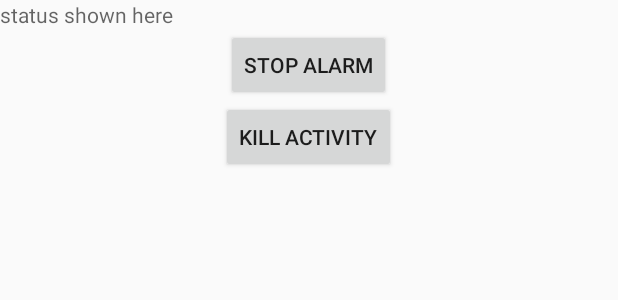
After one commit to pratikg1999/Bottle_Monitor, an Android app: the layout activity_alarm_wakeup_screen.xml on its own in the app's theme, with its tools: preview values and no code run, on a phone screen of 412 x 824 dp. The commit adds this screen. Shown: the top 300 px of the screen. Run offline under Robolectric (Android 15) with nearby library versions, the phone set to English and light mode, and no system bars.

Commit message:
Alarm Activity added

```diff
--- /dev/null
+++ b/app/src/main/res/layout/activity_alarm_wakeup_screen.xml
@@ -0,0 +1,27 @@
+<?xml version="1.0" encoding="utf-8"?>
+<LinearLayout xmlns:android="http://schemas.android.com/apk/res/android"
+    xmlns:app="http://schemas.android.com/apk/res-auto"
+    xmlns:tools="http://schemas.android.com/tools"
+    android:layout_width="match_parent"
+    android:layout_height="match_parent"
+    android:orientation="vertical"
+    android:gravity="center_horizontal"
+    tools:context=".AlarmWakeupScreen">
+
+
+    <TextView
+        android:id="@+id/tv_status"
+        android:hint="status shown here"
+        android:layout_width="match_parent"
+        android:layout_height="wrap_content"/>
+    <Button
+        android:layout_width="wrap_content"
+        android:layout_height="wrap_content"
+        android:text="Stop alarm"
+        android:id="@+id/b_stop_alarm"/>
+    <Button
+        android:layout_width="wrap_content"
+        android:layout_height="wrap_content"
+        android:text="Kill activity"
+        android:id="@+id/b_kill_activity"/>
+</LinearLayout>
--- a/app/src/main/res/values/styles.xml
+++ b/app/src/main/res/values/styles.xml
@@ -12,7 +12,10 @@
         <item name="windowActionBar">false</item>
         <item name="windowNoTitle">true</item>
     </style>
-
+<!--    <style name="NoTitleBar">-->
+<!--        <item name="windowActionBar">false</item>-->
+<!--        <item name="windowNoTitle">true</item>-->
+<!--    </style>-->
     <style name="AppTheme.AppBarOverlay" parent="ThemeOverlay.AppCompat.Dark.ActionBar" />
 
     <style name="AppTheme.PopupOverlay" parent="ThemeOverlay.AppCompat.Light" />
```
Also changed, not shown: app/src/main/AndroidManifest.xml (+15 -4 lines), app/src/main/java/com/example/bottle_monitor/AddBottleFragment.java (+19 -19 lines), app/src/main/java/com/example/bottle_monitor/AlarmReceiver.java (+12 -4 lines), app/src/main/java/com/example/bottle_monitor/AlarmWakeupScreen.java (added, +115 -0 lines), app/src/main/java/com/example/bottle_monitor/LoginActivity.java (+50 -20 lines), app/src/main/java/com/example/bottle_monitor/NavActivity.java (+74 -0 lines), app/src/main/java/com/example/bottle_monitor/StatusFragment.java (+22 -9 lines), app/src/main/java/com/example/bottle_monitor/WakeLocker.java (added, +26 -0 lines), 2 other files.
